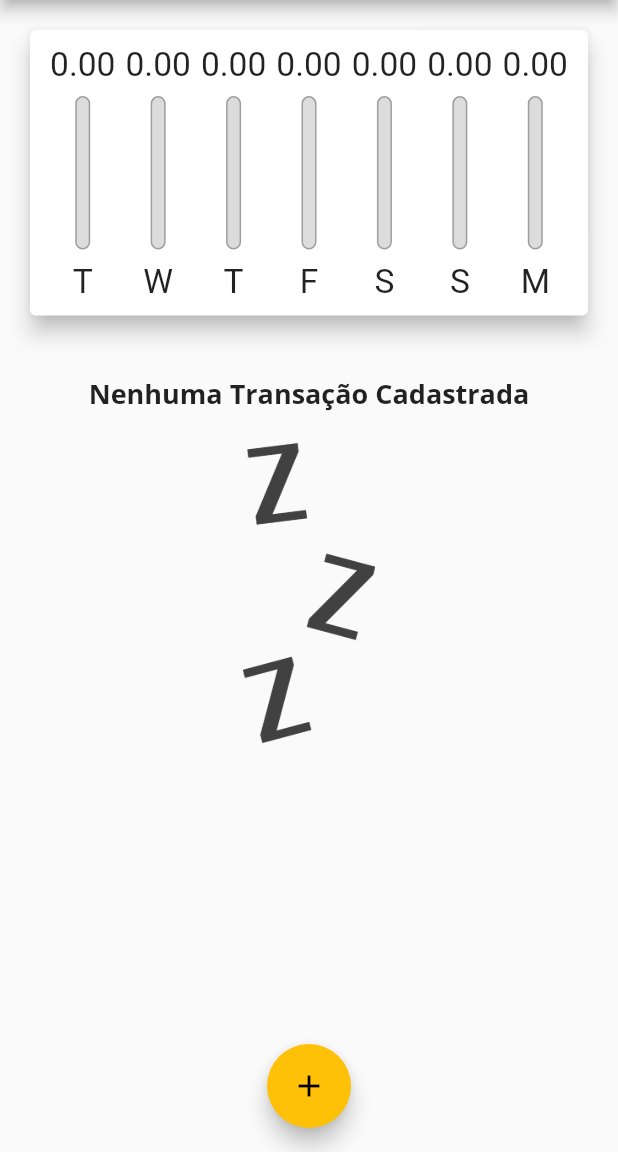
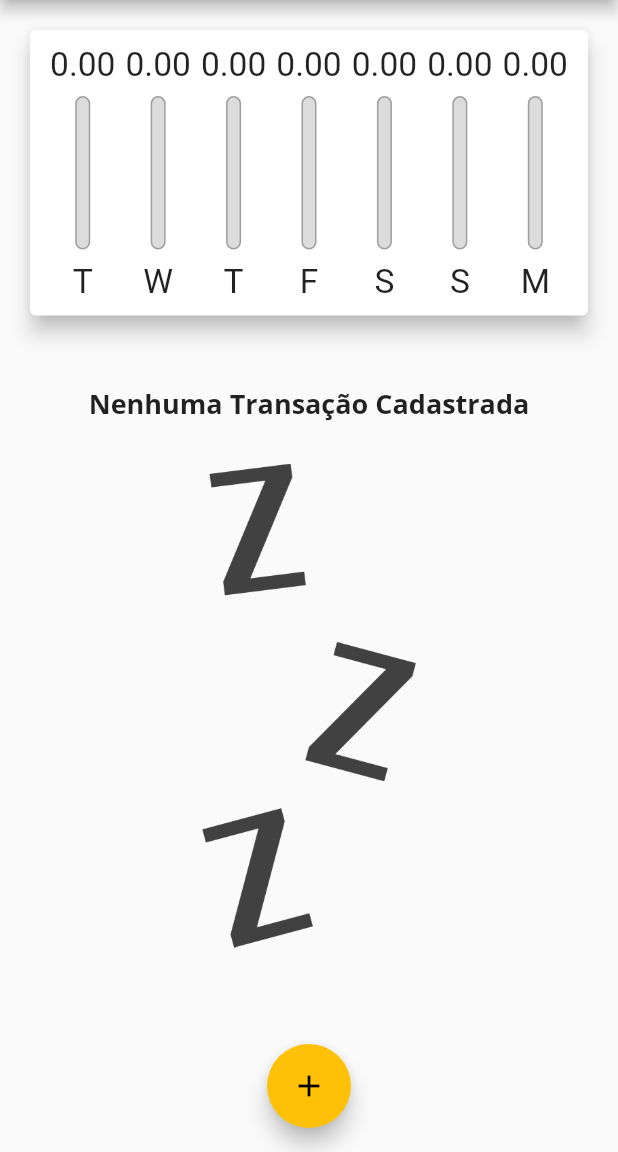
Before and after one commit to faamaral/expenses, a Flutter app: the screen it shows after launch, on a phone screen of 412 x 824 dp, the part 84-1236 px from its top. Run offline on Flutter 3.47's test engine with Material 2 defaults, Android fonts, the phone set to English and light mode, and no system bars.

Commit message:
add landscape orientation

```diff
--- a/lib/components/transaction_list.dart
+++ b/lib/components/transaction_list.dart
@@ -11,27 +11,29 @@ class TransactionList extends StatelessWidget {
   @override
   Widget build(BuildContext context) {
     return transactions.isEmpty
-        ? Column(
+        ? LayoutBuilder(builder: (context, constraints) {
+            return Column(
               children: [
                 SizedBox(
-                height: 20,
+                  height: constraints.maxHeight * 0.05,
                 ),
                 Text(
                   'Nenhuma Transação Cadastrada',
                   style: Theme.of(context).textTheme.headline6,
                 ),
                 SizedBox(
-                height: 20,
+                  height: constraints.maxHeight * 0.05,
                 ),
                 Container(
-                height: 200,
+                  height: constraints.maxHeight * 0.60,
                   child: Image.asset(
                     'assets/images/waiting.png',
                     fit: BoxFit.cover,
                   ),
                 )
               ],
-          )
+            );
+          })
         : ListView.builder(
             itemBuilder: (ctx, index) {
               final tr = transactions[index];
@@ -42,12 +44,22 @@ class TransactionList extends StatelessWidget {
                   horizontal: 5,
                 ),
                 child: ListTile(
-                  leading: CircleAvatar(radius: 30, child: Padding(
+                  leading: CircleAvatar(
+                    radius: 30,
+                    child: Padding(
                       padding: const EdgeInsets.all(6),
-                    child: FittedBox(child: Text('R\$${tr.value}'), ),
-                  ),),
-                  title: Text(tr.title, style: Theme.of(context).textTheme.titleLarge,),
-                  subtitle: Text(DateFormat('d MMM y').format(tr.date),),
+                      child: FittedBox(
+                        child: Text('R\$${tr.value}'),
+                      ),
+                    ),
+                  ),
+                  title: Text(
+                    tr.title,
+                    style: Theme.of(context).textTheme.titleLarge,
+                  ),
+                  subtitle: Text(
+                    DateFormat('d MMM y').format(tr.date),
+                  ),
                   trailing: IconButton(
                     icon: Icon(Icons.delete),
                     color: Theme.of(context).errorColor,
--- a/lib/main.dart
+++ b/lib/main.dart
@@ -5,6 +5,7 @@ import 'package:expenses/components/transaction_form.dart';
 import 'package:expenses/components/transaction_list.dart';
 import 'package:expenses/models/transaction.dart';
 import 'package:flutter/material.dart';
+import 'package:flutter/services.dart';
 
 main() => runApp(new Expenses());
 
@@ -46,6 +47,7 @@ class MyHomePage extends StatefulWidget {
 
 class _MyHomePageState extends State<MyHomePage> {
   final List<Transaction> _transactions = [];
+  bool _showChart = false;
 
   List<Transaction> get _recentTransactions {
     return _transactions
@@ -85,14 +87,24 @@ class _MyHomePageState extends State<MyHomePage> {
 
   @override
   Widget build(BuildContext context) {
+    bool isLandscape =
+        MediaQuery.of(context).orientation == Orientation.landscape;
     final appBar = AppBar(
       title: Text(
         "Despesas Pessoais",
       ),
       actions: [
+        if (isLandscape)
+          IconButton(
+            onPressed: () => setState(() {
+              _showChart = !_showChart;
+            }),
+            icon: Icon(_showChart ? Icons.list : Icons.bar_chart),
+          ),
         IconButton(
           onPressed: () => _openTransactionFormModal(context),
-            icon: Icon(Icons.add))
+          icon: Icon(Icons.add),
+        ),
       ],
     );
     final avaliableHeight = MediaQuery.of(context).size.height -
@@ -105,10 +117,27 @@ class _MyHomePageState extends State<MyHomePage> {
             mainAxisAlignment: MainAxisAlignment.spaceAround,
             crossAxisAlignment: CrossAxisAlignment.stretch,
             children: <Widget>[
+              // if (isLandscape)
+              //   Row(
+              //     mainAxisAlignment: MainAxisAlignment.center,
+              //     children: [
+              //       Text('Exibir Gráfico'),
+              //       Switch(
+              //         value: _showChart,
+              //         onChanged: (value) {
+              //           setState(() {
+              //             _showChart = value;
+              //           });
+              //         },
+              //       ),
+              //     ],
+              //   ),
+              if (_showChart || !isLandscape)
                 Container(
-                height: avaliableHeight * 0.3,
+                  height: avaliableHeight * (isLandscape ? 0.7 : 0.3),
                   child: Chart(_recentTransactions),
                 ),
+              if (!_showChart || !isLandscape)
                 Container(
                   height: avaliableHeight * 0.7,
                   child: TransactionList(_transactions, _deleteTransaction),
```
Lines whose indentation alone changed are shown as unchanged.
